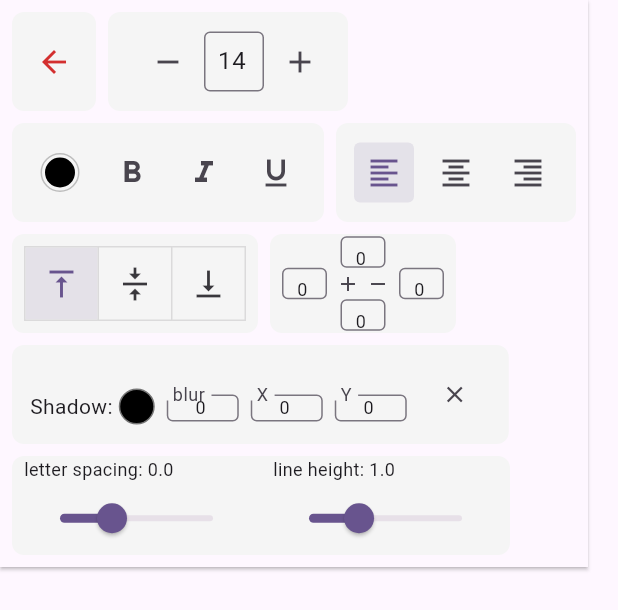
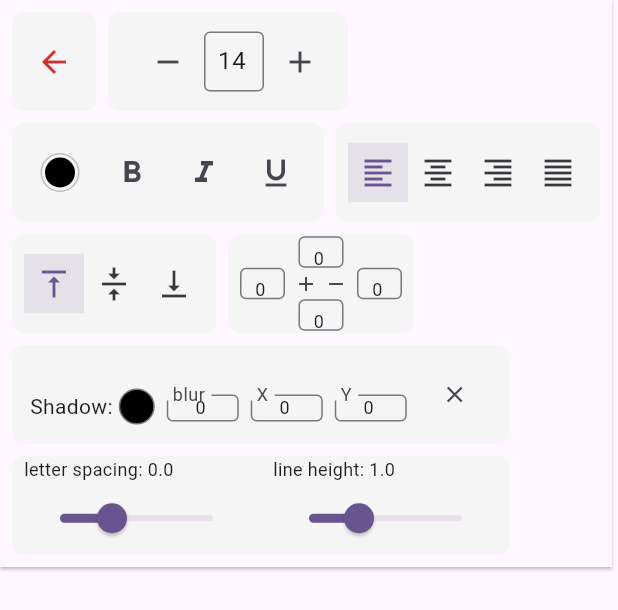
Before and after one commit to cretaDomain/rich_text_editor, a Flutter app: the Toolbar widget shown alone on an empty page, opened directly with empty values, after a tap on the "format align left" icon, on a phone screen of 412 x 824 dp. Shown: the top 610 px of the screen. Run offline on Flutter 3.47's test engine with Material 3 defaults, Android fonts, the phone set to English and light mode, and no system bars; our stand-ins replace flutter_colorpicker.

Commit message:
align complete

```diff
--- a/lib/main.dart
+++ b/lib/main.dart
@@ -139,7 +139,7 @@ class _MyHomePageState extends State<MyHomePage> {
       body: Center(
         child: RichTextEditor(
           initialMode: EditorMode.view,
-          fontList: const ['Roboto', 'Arial', 'Courier'],
+          fontList: const ['Roboto', 'Arial', 'Courier', 'Long name font...'],
           showTitleBar: false,
           width: 400,
           height: 300,
--- a/lib/src/widgets/rich_text_editor.dart
+++ b/lib/src/widgets/rich_text_editor.dart
@@ -113,8 +113,8 @@ class _RichTextEditorState extends State<RichTextEditor> {
         final double originalHeight = widget.height;
 
         if (widget.controller.mode == EditorMode.edit) {
-          if (widget.width < 800) {
-            _currentWidth = 800;
+          if (widget.width < 900) {
+            _currentWidth = 900;
           } else {
             _currentWidth = widget.width;
           }
--- a/lib/src/widgets/toolbar.dart
+++ b/lib/src/widgets/toolbar.dart
@@ -255,22 +255,33 @@ class _ToolbarState extends State<Toolbar> {
             // 텍스트 정렬
             buildToolGroup(
               children: [
-                IconButton(
-                  icon: const Icon(Icons.format_align_left),
-                  style: _getButtonStyle(
-                      doc.textAlign == TextAlign.left || doc.textAlign == TextAlign.start),
-                  onPressed: () => widget.onChangeAlign(TextAlign.left),
-                ),
-                IconButton(
-                  icon: const Icon(Icons.format_align_center),
-                  style: _getButtonStyle(doc.textAlign == TextAlign.center),
-                  onPressed: () => widget.onChangeAlign(TextAlign.center),
-                ),
-                IconButton(
-                  icon: const Icon(Icons.format_align_right),
-                  style: _getButtonStyle(
-                      doc.textAlign == TextAlign.right || doc.textAlign == TextAlign.end),
-                  onPressed: () => widget.onChangeAlign(TextAlign.right),
+                ToggleButtons(
+                  renderBorder: false,
+                  fillColor: Theme.of(context).colorScheme.primary.withOpacity(0.12),
+                  splashColor: Colors.transparent,
+                  highlightColor: Colors.transparent,
+                  constraints: const BoxConstraints.tightFor(width: 40, height: 40),
+                  isSelected: [
+                    doc.textAlign == TextAlign.left || doc.textAlign == TextAlign.start,
+                    doc.textAlign == TextAlign.center,
+                    doc.textAlign == TextAlign.right || doc.textAlign == TextAlign.end,
+                    doc.textAlign == TextAlign.justify,
+                  ],
+                  onPressed: (index) {
+                    final aligns = [
+                      TextAlign.left,
+                      TextAlign.center,
+                      TextAlign.right,
+                      TextAlign.justify
+                    ];
+                    widget.onChangeAlign(aligns[index]);
+                  },
+                  children: const [
+                    Icon(Icons.format_align_left),
+                    Icon(Icons.format_align_center),
+                    Icon(Icons.format_align_right),
+                    Icon(Icons.format_align_justify),
+                  ],
                 ),
               ],
             ),
@@ -278,6 +289,11 @@ class _ToolbarState extends State<Toolbar> {
             buildToolGroup(
               children: [
                 ToggleButtons(
+                  renderBorder: false,
+                  fillColor: Theme.of(context).colorScheme.primary.withOpacity(0.12),
+                  splashColor: Colors.transparent,
+                  highlightColor: Colors.transparent,
+                  constraints: const BoxConstraints.tightFor(width: 40, height: 40),
                   isSelected: [
                     doc.textAlignVertical == TextAlignVertical.top,
                     doc.textAlignVertical == TextAlignVertical.center,
@@ -402,8 +418,7 @@ class _ToolbarState extends State<Toolbar> {
     final theme = Theme.of(context);
     return IconButton.styleFrom(
       foregroundColor: isActive ? theme.colorScheme.primary : theme.colorScheme.onSurfaceVariant,
-      backgroundColor:
-          isActive ? theme.colorScheme.primary.withValues(alpha: 0.12) : Colors.transparent,
+      backgroundColor: isActive ? theme.colorScheme.primary.withOpacity(0.12) : Colors.transparent,
       shape: RoundedRectangleBorder(borderRadius: BorderRadius.circular(4.0)),
     );
   }
```
